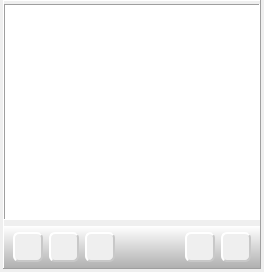
The window that Homer/forms/Widgets/OverviewPlaylistWidget.ui (Homer-Conferencing/Homer-Conferencing) describes before a commit, drawn with Qt 5.
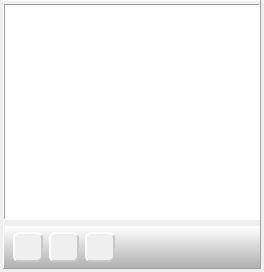
The same window after the commit. Icons and pictures are not drawn.

Commit message: - GUI usability: playlist handling and tooltips

What changed in the file:
```diff
--- a/Homer/forms/Widgets/OverviewPlaylistWidget.ui
+++ b/Homer/forms/Widgets/OverviewPlaylistWidget.ui
@@ -276,98 +276,6 @@
             </property>
            </spacer>
           </item>
-          <item>
-           <widget class="QToolButton" name="mTbLast">
-            <property name="minimumSize">
-             <size>
-              <width>30</width>
-              <height>30</height>
-             </size>
-            </property>
-            <property name="maximumSize">
-             <size>
-              <width>30</width>
-              <height>30</height>
-             </size>
-            </property>
-            <property name="toolTip">
-             <string>Previous entry</string>
-            </property>
-            <property name="styleSheet">
-             <string notr="true">QToolButton{
-background-color: rgb(239, 239, 239);
-color: rgb(239, 239, 239);
-border-style: outset;
-border-width: 2px;
-border-color:  rgb(200, 200, 200);
-border-radius: 6px;
-}
-QToolButton:pressed{
-background-color: rgb(150, 150, 150);
-} 
-</string>
-            </property>
-            <property name="text">
-             <string>...</string>
-            </property>
-            <property name="icon">
-             <iconset resource="../../resources/Icons.qrc">
-              <normaloff>:/images/22_22/Audio_Back.png</normaloff>:/images/22_22/Audio_Back.png</iconset>
-            </property>
-            <property name="iconSize">
-             <size>
-              <width>22</width>
-              <height>22</height>
-             </size>
-            </property>
-           </widget>
-          </item>
-          <item>
-           <widget class="QToolButton" name="mTbNext">
-            <property name="minimumSize">
-             <size>
-              <width>30</width>
-              <height>30</height>
-             </size>
-            </property>
-            <property name="maximumSize">
-             <size>
-              <width>30</width>
-              <height>30</height>
-             </size>
-            </property>
-            <property name="toolTip">
-             <string>Next entry</string>
-            </property>
-            <property name="styleSheet">
-             <string notr="true">QToolButton{
-background-color: rgb(239, 239, 239);
-color: rgb(239, 239, 239);
-border-style: outset;
-border-width: 2px;
-border-color:  rgb(200, 200, 200);
-border-radius: 6px;
-}
-QToolButton:pressed{
-background-color: rgb(150, 150, 150);
-} 
-</string>
-            </property>
-            <property name="text">
-             <string>...</string>
-            </property>
-            <property name="icon">
-             <iconset resource="../../resources/Icons.qrc">
-              <normaloff>:/images/22_22/Audio_Forward.png</normaloff>:/images/22_22/Audio_Forward.png</iconset>
-            </property>
-            <property name="iconSize">
-             <size>
-              <width>22</width>
-              <height>22</height>
-             </size>
-            </property>
-           </widget>
-          </item>
          </layout>
         </widget>
        </item>
```
The commit also changes 7 other files.
